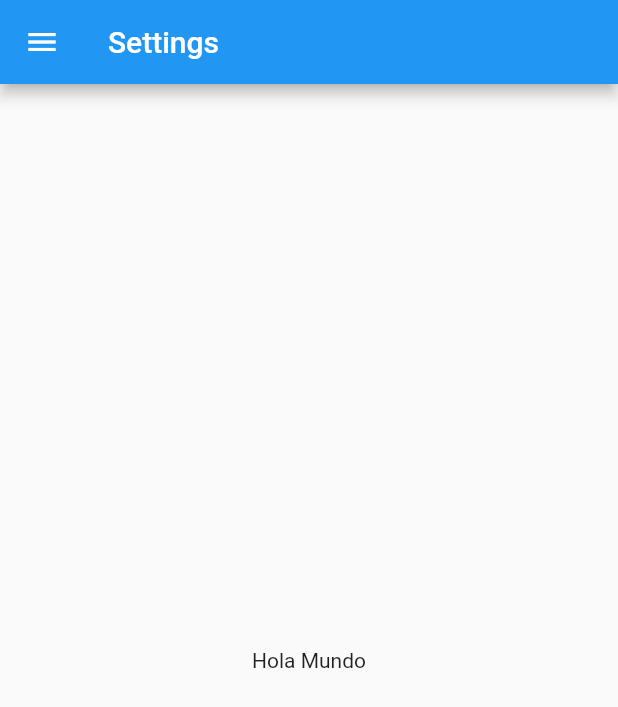
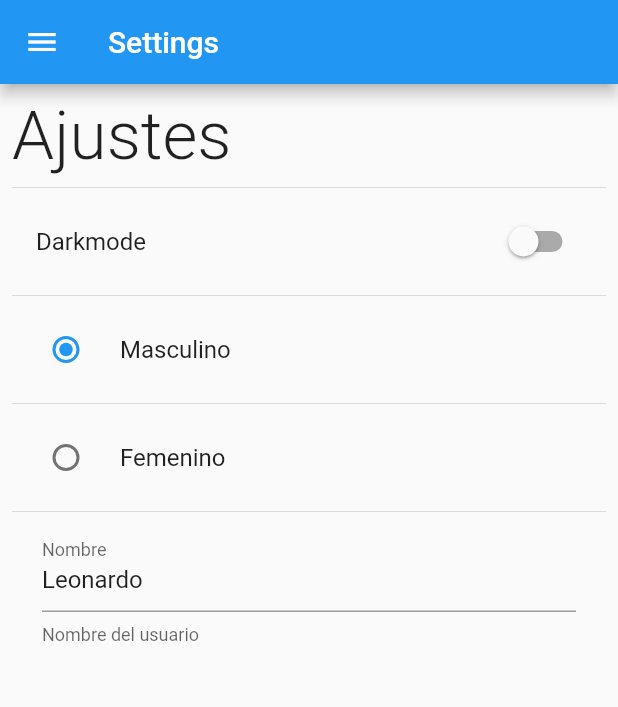
Before and after one commit to LeonardoHOjeda/flutter-codes, a Flutter app: the SettingsScreen screen opened by its route, on a phone screen of 412 x 824 dp. Shown: the top 707 px of the screen. Run offline on Flutter 3.47's test engine with Material 2 defaults, Android fonts, the phone set to English and light mode, and no system bars; our stand-ins replace shared_preferences, sqflite; missing offline and left inert: flutter_barcode_scanner; accounts and stored records are empty; statements that could not run were skipped.

Commit message:
Finalizacion video 199

```diff
--- a/preferences_app/lib/screens/settings_screen.dart
+++ b/preferences_app/lib/screens/settings_screen.dart
@@ -1,24 +1,83 @@
 import 'package:flutter/material.dart';
 import 'package:preferences_app/widgets/widgets.dart';
 
-
-class SettingsScreen extends StatelessWidget {
-
+class SettingsScreen extends StatefulWidget {
   static const String routerName = 'Settings';
 
   const SettingsScreen({Key? key}) : super(key: key);
 
+  @override
+  State<SettingsScreen> createState() => _SettingsScreenState();
+}
 
+class _SettingsScreenState extends State<SettingsScreen> {
+
+  bool isDarkmode = false;
+  int gender = 1;
+  String name = 'Pedro';
   @override
   Widget build(BuildContext context) {
     return Scaffold(
-      appBar: AppBar(
-        title: Text('Settings'),
-      ),
-      drawer: SideMenu(),
-      body: Center(
-        child: Text('Hola Mundo'),
-      ),
-    );
+        appBar: AppBar(
+          title: Text('Settings'),
+        ),
+        drawer: SideMenu(),
+        body: Padding(
+          padding: const EdgeInsets.all(8.0),
+          child: SingleChildScrollView(
+            child: Column(
+              crossAxisAlignment: CrossAxisAlignment.start,
+              children: [
+                Text('Ajustes',
+                    style:
+                        TextStyle(fontSize: 45, fontWeight: FontWeight.w300)),
+                Divider(),
+                SwitchListTile(
+                    value: isDarkmode,
+                    title: Text('Darkmode'),
+                    onChanged: (value) {
+                      isDarkmode = value;
+                      setState(() {
+
+                      });
+                    }),
+                Divider(),
+                RadioListTile<int>(
+                    value: 1,
+                    groupValue: gender,
+                    title: Text('Masculino'),
+                    onChanged: (value) {
+                      gender = value ?? 1;
+                      setState(() {});
+                    }),
+                Divider(),
+                RadioListTile<int>(
+                    value: 2,
+                    groupValue: gender,
+                    title: Text('Femenino'),
+                    onChanged: (value) {
+                      gender = value ?? 2;
+                      setState(() {});
+                    }),
+                Divider(),
+                Padding(
+                  padding: const EdgeInsets.symmetric(horizontal: 20),
+                  child: TextFormField(
+                    initialValue: 'Leonardo',
+                    onChanged: (value){
+                      name = value;
+                      setState(() {
+                      });
+                    },
+                    decoration: InputDecoration(
+                      labelText: 'Nombre',
+                      helperText: 'Nombre del usuario'
+                    ),
+                  ),
+                )
+              ],
+            ),
+          ),
+        ));
   }
 }
--- a/preferences_app/pubspec.yaml
+++ b/preferences_app/pubspec.yaml
@@ -34,6 +34,7 @@ dependencies:
   # The following adds the Cupertino Icons font to your application.
   # Use with the CupertinoIcons class for iOS style icons.
   cupertino_icons: ^1.0.2
+  shared_preferences: ^2.0.13
 
 dev_dependencies:
   flutter_test:
```
Also changed, not shown: preferences_app/lib/main.dart (+7 -1 lines), preferences_app/lib/screens/home_screen.dart (+11 -3 lines), preferences_app/lib/share_preferences/preferences.dart (added, +13 -0 lines), preferences_app/pubspec.lock, 6 other files.
